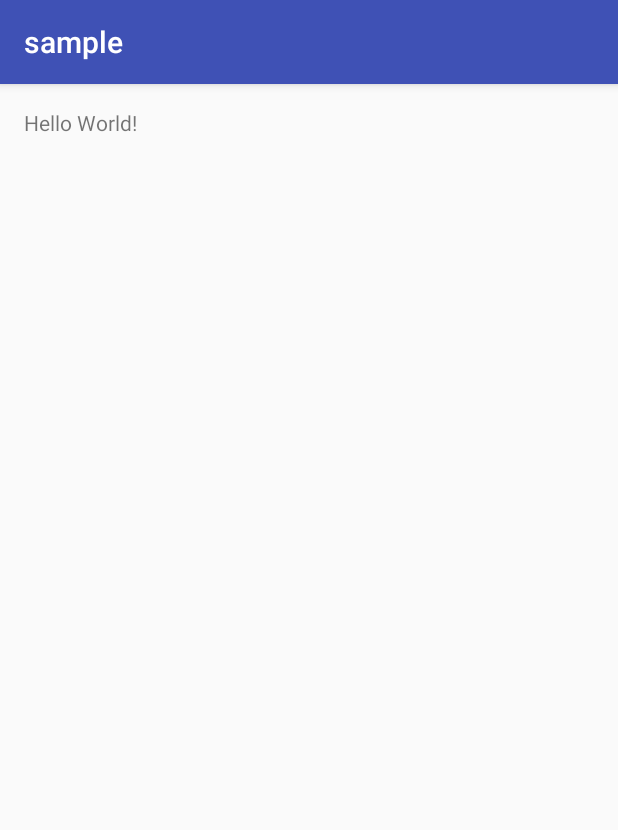
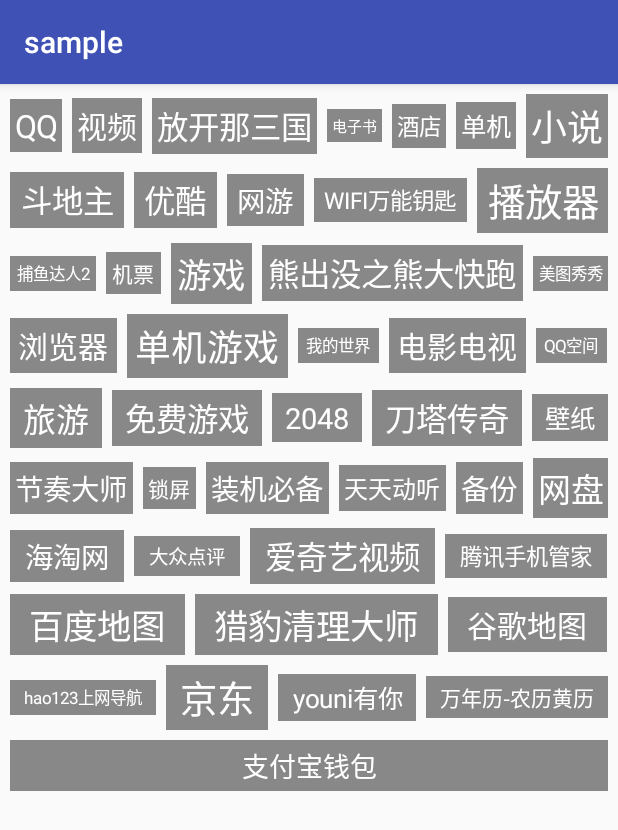
Before and after one commit to liuxinghj/AGoodLayout, an Android app: the screen it shows after launch (MainActivity), on a phone screen of 412 x 824 dp. Shown: the top 830 px of the screen. Run offline under Robolectric (Android 15) with nearby library versions, the phone set to English and light mode, and no system bars.

```diff
--- /dev/null
+++ b/library/src/main/java/com/alion/library/FlowLayout.java
@@ -0,0 +1,241 @@
+package com.alion.library;
+
+import android.content.Context;
+import android.util.AttributeSet;
+import android.view.View;
+import android.view.ViewGroup;
+
+import java.util.ArrayList;
+import java.util.List;
+
+/*
+ *  @项目名：  AGoodLayout
+ *  @包名：    com.alion.library
+ *  @文件名:   FlowLayout
+ *  @创建者:   Alion
+ *  @创建时间:  2016/7/22 21:59
+ *  @描述：    这是一个很棒的流线型的布局
+ */
+public class FlowLayout
+        extends ViewGroup
+{
+    private static final String     TAG              = "FlowLayout";
+    private              List<Line> mLines           = new ArrayList<>();
+    private              int        mVerticalSpace   = 15;//Vertical space height
+    private              int        mHorizontalSpace = 15;//Vertical space height
+    private Line mCurrentLine;   //of name
+
+    public FlowLayout(Context context) {
+        this(context, null);
+    }
+
+    public FlowLayout(Context context, AttributeSet attrs) {
+        super(context, attrs);
+
+    }
+
+    public void setSpace(int horizontal, int vertical) {
+        mVerticalSpace = vertical;
+        mHorizontalSpace = horizontal;
+    }
+
+
+    @Override
+    protected void onMeasure(int widthMeasureSpec, int heightMeasureSpec) {
+        //clear line
+        mLines.clear();
+        mCurrentLine = null;
+
+        int width = MeasureSpec.getSize(widthMeasureSpec);
+        //get line maxLineSize
+        int chileWidthMax = width - getPaddingLeft() - getPaddingRight();
+        //1.measure child
+        int count = getChildCount();
+
+        for (int i = 0; i < count; i++) {
+            View child = getChildAt(i);
+            if (child.getVisibility() == View.GONE) {
+                //if gone    the continue
+                continue;
+            }
+            //measure child    this method need self-adaption size
+            measureChild(child, widthMeasureSpec, heightMeasureSpec);
+
+            // add in line
+            if (mCurrentLine == null) {
+                //not have a line
+                mCurrentLine = new Line(chileWidthMax, mHorizontalSpace);
+                //add line
+                mLines.add(mCurrentLine);
+                //add child
+                mCurrentLine.addChild(child);
+            } else {
+                //judge is add child
+                if (mCurrentLine.canAdd(child)) {
+                    //of course
+                    mCurrentLine.addChild(child);
+                } else {
+                    //don't add childView
+                    mCurrentLine = new Line(chileWidthMax, mHorizontalSpace);
+                    //add line
+                    mLines.add(mCurrentLine);
+                    //add child
+                    mCurrentLine.addChild(child);
+
+                }
+            }
+
+        }
+        // 2. measure for me
+        int height = getPaddingBottom() + getPaddingTop();//line height
+        //get everyone line of height
+        for (int i = 0; i < mLines.size(); i++) {
+            Line line = mLines.get(i);
+            height += line.mLineHeight;
+
+            if (i != mLines.size() - 1) {
+                height += mVerticalSpace;
+            }
+
+        }
+        // measure for mes
+        setMeasuredDimension(width, height);
+
+
+    }
+
+    @Override
+    protected void onLayout(boolean changed, int l, int t, int r, int b) {
+        //We need lyaout mLines
+        int top = getPaddingTop();
+        for (int i = 0; i < mLines.size(); i++) {
+            Line line = mLines.get(i);
+
+
+            line.layout(getPaddingLeft(), top);
+
+            top += mVerticalSpace + line.mLineHeight;
+        }
+    }
+
+
+    /**
+     * save line of view and attrs
+     *
+     * the method canAdd() and addChild()  Can merge
+     */
+    private class Line {
+        //1.attribute 2.meathod 3.construction
+        //save child view container
+        private List<View> mViews = new ArrayList<>();
+
+        private int mLineMaxWidth;     //line width
+        private int mLineHeight;    //line height
+        private int mSpace;         //space width
+        private int mLineUsedWidth;// usesr width
+
+        //setting maxWidth and mspace
+        public Line(int maxWidth, int space) {
+            mLineMaxWidth = maxWidth;
+            mSpace = space;
+        }
+
+
+        /**
+         * Can judge add child
+         * @param view
+         * @return
+         */
+        public boolean canAdd(View view) {
+            if (mViews.size() == 0) {
+                //not have child
+                return true;
+            }
+
+            int childWidth = view.getMeasuredWidth();//child of width
+
+            if ((mLineUsedWidth + mSpace + childWidth) <= mLineMaxWidth) {
+                //could add
+                return true;
+            }
+            return false;
+        }
+
+        /**
+         * add child view method
+         * Before calling the method of calling canAdd method
+         * @param view
+         */
+        public void addChild(View view) {
+
+            int childWidth  = view.getMeasuredWidth();//child of width
+            int childHeight = view.getMeasuredHeight();
+
+
+            if (mViews.size() == 0) {
+                //not have child view
+                mLineUsedWidth = childWidth;
+                //calc line height
+                mLineHeight = childHeight;
+            } else {
+                //calc width
+                mLineUsedWidth += childWidth + mSpace;
+                //cacl line height for more child
+                mLineHeight = mLineHeight < childHeight
+                              ? childHeight
+                              : mLineHeight;
+            }
+
+            //save child
+            mViews.add(view);
+
+        }
+
+        //The line lauout method
+        public void layout(int left, int top) {
+            //Can judge have space
+            int extraWidth = mLineMaxWidth - mLineUsedWidth;
+            //hava everyone view avg
+            int avgWidth = (int) (extraWidth * 1f / mViews.size() + 0.5f);
+
+
+            for (int i = 0; i < mViews.size(); i++) {
+
+                View child      = mViews.get(i);
+                int  childWidth = child.getMeasuredWidth();
+                int  childHight = child.getMeasuredHeight();
+
+                //The first not layout,because best have expect children width and height
+
+                if (avgWidth > 0) {
+                    int childWidthSpec = MeasureSpec.makeMeasureSpec(childWidth+ avgWidth,MeasureSpec.EXACTLY);
+
+                    int childHightSpec = MeasureSpec.makeMeasureSpec(childHight,
+                                                                     MeasureSpec.EXACTLY);
+
+                    child.measure(childWidthSpec,childHightSpec);
+
+                    //the new width and hight
+                    childWidth = child.getMeasuredWidth();
+                    childHight = child.getMeasuredHeight();
+                }
+
+
+
+                int l = left;
+                int r = l + childWidth;
+//                int t = top;
+                int t = (int) (top + (mLineHeight - childHight)/2f);
+                int b = t + childHight;
+                child.layout(l, t, r, b);
+
+                //notes leftWidth of next
+                left += mSpace + childWidth;
+
+            }
+
+        }
+    }
+
+
+}
--- a/sample/build.gradle
+++ b/sample/build.gradle
@@ -20,7 +20,8 @@ android {
 }
 
 dependencies {
-    compile fileTree(dir: 'libs', include: ['*.jar'])
+    compile fileTree(include: ['*.jar'], dir: 'libs')
     testCompile 'junit:junit:4.12'
     compile 'com.android.support:appcompat-v7:23.4.0'
+    compile project(':library')
 }
--- a/sample/src/main/java/com/alion/sample/MainActivity.java
+++ b/sample/src/main/java/com/alion/sample/MainActivity.java
@@ -1,13 +1,86 @@
 package com.alion.sample;
 
+import android.graphics.Color;
+import android.os.Bundle;
 import android.support.v7.app.AppCompatActivity;
-import android.os.Bundle;
+import android.view.Gravity;
+import android.widget.TextView;
 
-public class MainActivity extends AppCompatActivity {
+import com.alion.library.FlowLayout;
+
+import java.util.Random;
+
+public class MainActivity
+        extends AppCompatActivity
+{
+    private FlowLayout mFlowLayout;
+    private String[] mDatas = new String[]{"QQ",
+                                           "视频",
+                                           "放开那三国",
+                                           "电子书",
+                                           "酒店",
+                                           "单机",
+                                           "小说",
+                                           "斗地主",
+                                           "优酷",
+                                           "网游",
+                                           "WIFI万能钥匙",
+                                           "播放器",
+                                           "捕鱼达人2",
+                                           "机票",
+                                           "游戏",
+                                           "熊出没之熊大快跑",
+                                           "美图秀秀",
+                                           "浏览器",
+                                           "单机游戏",
+                                           "我的世界",
+                                           "电影电视",
+                                           "QQ空间",
+                                           "旅游",
+                                           "免费游戏",
+                                           "2048",
+                                           "刀塔传奇",
+                                           "壁纸",
+                                           "节奏大师",
+                                           "锁屏",
+                                           "装机必备",
+                                           "天天动听",
+                                           "备份",
+                                           "网盘",
+                                           "海淘网",
+                                           "大众点评",
+                                           "爱奇艺视频",
+                                           "腾讯手机管家",
+                                           "百度地图",
+                                           "猎豹清理大师",
+                                           "谷歌地图",
+                                           "hao123上网导航",
+                                           "京东",
+                                           "youni有你",
+                                           "万年历-农历黄历",
+                                           "支付宝钱包"};
 
     @Override
     protected void onCreate(Bundle savedInstanceState) {
         super.onCreate(savedInstanceState);
         setContentView(R.layout.activity_main);
+
+        mFlowLayout = (FlowLayout) findViewById(R.id.flowlayout_main);
+
+        mFlowLayout.setPadding(10,10,10,10);
+        mFlowLayout.setSpace(10,10);
+
+        Random rdm = new Random();
+        for (int i = 0; i < mDatas.length; i++) {
+            TextView view = new TextView(this);
+            view.setText(mDatas[i]);
+            view.setBackgroundColor(Color.GRAY);
+            view.setTextColor(Color.WHITE);
+            view.setPadding(5, 5, 5, 5);
+            view.setGravity(Gravity.CENTER);
+                        view.setTextSize(rdm.nextInt(16) + 10);
+//            view.setTextSize(14);
+            mFlowLayout.addView(view);//触发重绘
+        }
     }
 }
--- a/sample/src/main/res/layout/activity_main.xml
+++ b/sample/src/main/res/layout/activity_main.xml
@@ -1,17 +1,14 @@
 <?xml version="1.0" encoding="utf-8"?>
-<RelativeLayout
+<ScrollView
     xmlns:android="http://schemas.android.com/apk/res/android"
     xmlns:tools="http://schemas.android.com/tools"
     android:layout_width="match_parent"
     android:layout_height="match_parent"
-    android:paddingLeft="@dimen/activity_horizontal_margin"
-    android:paddingRight="@dimen/activity_horizontal_margin"
-    android:paddingTop="@dimen/activity_vertical_margin"
-    android:paddingBottom="@dimen/activity_vertical_margin"
+    android:fillViewport="true"
     tools:context="com.alion.sample.MainActivity">
 
-    <TextView
-        android:text="Hello World!"
-        android:layout_width="wrap_content"
-        android:layout_height="wrap_content" />
-</RelativeLayout>
+    <com.alion.library.FlowLayout
+        android:id="@+id/flowlayout_main"
+        android:layout_width="match_parent"
+        android:layout_height="match_parent" />
+</ScrollView>
```
Also changed, not shown: 1 other file.
